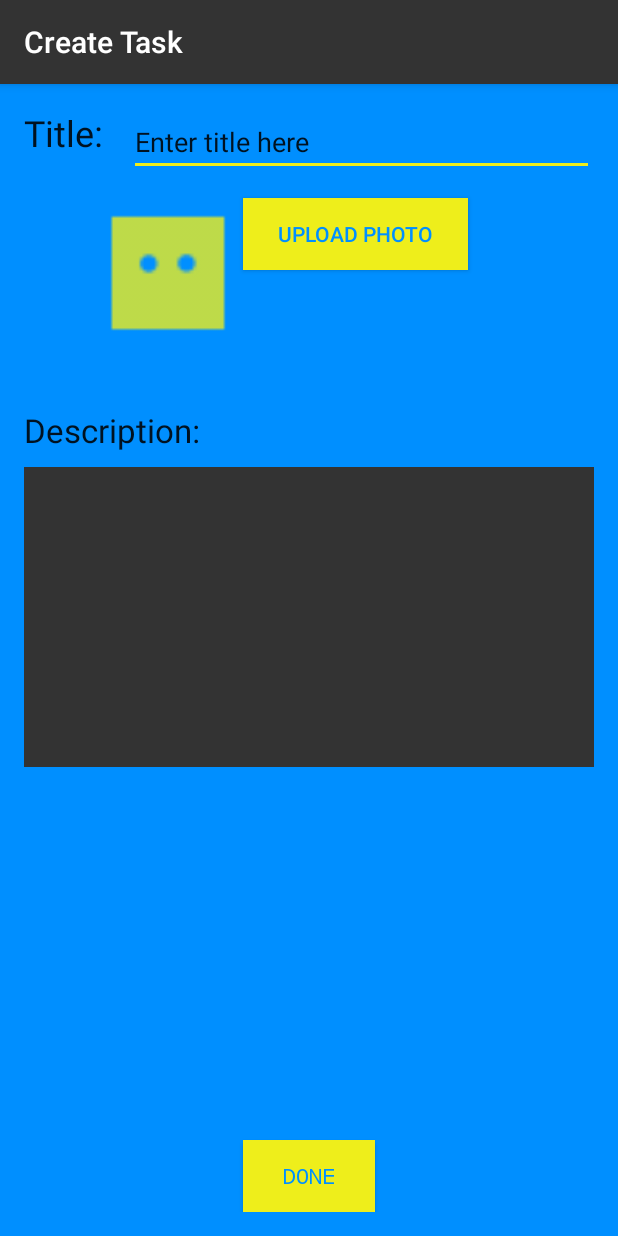
After one commit to ucsdCSE110wi16/CSE110W260T9, an Android app: the CreateTask screen opened directly, with no data from a screen before it, on a phone screen of 412 x 824 dp. The commit adds this screen. Run offline under Robolectric (Android 15) with nearby library versions, the phone set to English and light mode, and no system bars.

Commit message:
Creat Task activity coming along

```diff
--- /dev/null
+++ b/Tasker/app/src/main/java/com/example/blaid/tasker/CreateTask.java
@@ -0,0 +1,36 @@
+package com.example.blaid.tasker;
+
+import android.content.Intent;
+import android.os.Bundle;
+import android.support.design.widget.FloatingActionButton;
+import android.support.design.widget.Snackbar;
+import android.support.v7.app.AppCompatActivity;
+import android.support.v7.widget.Toolbar;
+import android.view.View;
+import android.widget.Button;
+
+public class CreateTask extends AppCompatActivity {
+
+    Button done;
+
+    @Override
+    protected void onCreate(Bundle savedInstanceState) {
+        super.onCreate(savedInstanceState);
+        setContentView(R.layout.activity_create_task);
+        Toolbar toolbar = (Toolbar) findViewById(R.id.toolbar);
+        setSupportActionBar(toolbar);
+
+        done = (Button) findViewById(R.id.doneButton);
+
+        done.setOnClickListener(new View.OnClickListener() {
+            @Override
+            public void onClick(View v) {
+                goHome(v);
+            }
+        });
+    }
+
+    public void goHome(View v) {
+        startActivity(new Intent(getApplicationContext(), HomePage.class));
+    }
+}
--- a/Tasker/app/src/main/java/com/example/blaid/tasker/HomePage.java
+++ b/Tasker/app/src/main/java/com/example/blaid/tasker/HomePage.java
@@ -1,15 +1,19 @@
 package com.example.blaid.tasker;
 
+import android.content.Intent;
 import android.os.Bundle;
 import android.support.design.widget.FloatingActionButton;
 import android.support.design.widget.Snackbar;
 import android.support.v7.app.AppCompatActivity;
 import android.support.v7.widget.Toolbar;
 import android.view.View;
+import android.widget.Button;
 
 import com.example.blaid.tasker.R;
 
 public class HomePage extends AppCompatActivity {
+
+    Button createTaskButton;
 
     @Override
     protected void onCreate(Bundle savedInstanceState) {
@@ -17,6 +21,15 @@ public class HomePage extends AppCompatActivity {
         setContentView(R.layout.activity_home_page);
 //        Toolbar toolbar = (Toolbar) findViewById(R.id.toolbar);
 //        setSupportActionBar(toolbar);
+
+        createTaskButton = (Button) findViewById(R.id.createTaskButtonId);
+
+        createTaskButton.setOnClickListener(new View.OnClickListener() {
+            @Override
+            public void onClick(View v) {
+                goCreateTask(v);
+            }
+        });
 
         FloatingActionButton fab = (FloatingActionButton) findViewById(R.id.fab);
         fab.setOnClickListener(new View.OnClickListener() {
@@ -28,4 +41,7 @@ public class HomePage extends AppCompatActivity {
         });
     }
 
+    public void goCreateTask(View v) {
+        startActivity(new Intent(getApplicationContext(), CreateTask.class));
+    }
 }
--- a/Tasker/app/src/main/java/com/example/blaid/tasker/Login.java
+++ b/Tasker/app/src/main/java/com/example/blaid/tasker/Login.java
@@ -33,8 +33,8 @@ public class Login extends AppCompatActivity {
      */
     private GoogleApiClient client;
 
-    public static final String APPLICATION_ID = "B1JHogV7pRql8v3xKuvuxNxRZjWWOUbGK04GzbK3";
-    public static final String CLIENT_ID = "B9BB44VfrV96Dlq28bP13yi7QRD5lyIBGc0FOGER";
+//    public static final String APPLICATION_ID = "B1JHogV7pRql8v3xKuvuxNxRZjWWOUbGK04GzbK3";
+//    public static final String CLIENT_ID = "B9BB44VfrV96Dlq28bP13yi7QRD5lyIBGc0FOGER";
 
     Button signInButton, signUpButton;
     EditText username, password;
--- /dev/null
+++ b/Tasker/app/src/main/res/layout/activity_create_task.xml
@@ -0,0 +1,34 @@
+<?xml version="1.0" encoding="utf-8"?>
+<android.support.design.widget.CoordinatorLayout xmlns:android="http://schemas.android.com/apk/res/android"
+    xmlns:app="http://schemas.android.com/apk/res-auto"
+    xmlns:tools="http://schemas.android.com/tools"
+    android:layout_width="match_parent"
+    android:layout_height="match_parent"
+    android:fitsSystemWindows="true"
+    tools:context="com.example.blaid.tasker.CreateTask">
+
+    <android.support.design.widget.AppBarLayout
+        android:layout_width="match_parent"
+        android:layout_height="wrap_content"
+        android:theme="@style/AppTheme.AppBarOverlay">
+
+        <android.support.v7.widget.Toolbar
+            android:id="@+id/toolbar"
+            android:layout_width="match_parent"
+            android:layout_height="?attr/actionBarSize"
+            android:background="?attr/colorPrimary"
+            app:popupTheme="@style/AppTheme.PopupOverlay" />
+
+    </android.support.design.widget.AppBarLayout>
+
+    <include layout="@layout/content_create_task" />
+
+    <!--<android.support.design.widget.FloatingActionButton-->
+        <!--android:id="@+id/fab"-->
+        <!--android:layout_width="wrap_content"-->
+        <!--android:layout_height="wrap_content"-->
+        <!--android:layout_gravity="bottom|end"-->
+        <!--android:layout_margin="@dimen/fab_margin"-->
+        <!--android:src="@android:drawable/ic_dialog_email" />-->
+
+</android.support.design.widget.CoordinatorLayout>
--- /dev/null
+++ b/Tasker/app/src/main/res/layout/content_create_task.xml
@@ -0,0 +1,130 @@
+<?xml version="1.0" encoding="utf-8"?>
+<RelativeLayout xmlns:android="http://schemas.android.com/apk/res/android"
+    xmlns:app="http://schemas.android.com/apk/res-auto"
+    xmlns:tools="http://schemas.android.com/tools"
+    android:layout_width="match_parent"
+    android:layout_height="match_parent"
+    android:paddingBottom="@dimen/activity_vertical_margin"
+    android:paddingLeft="@dimen/activity_horizontal_margin"
+    android:paddingRight="@dimen/activity_horizontal_margin"
+    android:paddingTop="@dimen/activity_vertical_margin"
+    app:layout_behavior="@string/appbar_scrolling_view_behavior"
+    tools:context="com.example.blaid.tasker.CreateTask"
+    tools:showIn="@layout/activity_create_task">
+    <ScrollView
+        android:layout_width="match_parent"
+        android:layout_height="match_parent"
+        android:layout_alignParentTop="true"
+        android:layout_alignParentLeft="true"
+        android:layout_alignParentStart="true"
+        android:id="@+id/scrollView">
+        <RelativeLayout
+            android:orientation="vertical"
+            android:layout_width="match_parent"
+            android:layout_height="match_parent"
+            android:layout_alignTop="@+id/textViewid"
+            android:layout_toEndOf="@+id/textViewid"
+            android:layout_toRightOf="@+id/textViewid"
+            android:layout_gravity="top"
+            android:layout_alignBottom="@+id/doneButton"
+            android:layout_alignParentLeft="true"
+            android:layout_alignParentStart="true"
+            android:weightSum="1">
+
+            <TextView
+                android:layout_width="wrap_content"
+                android:layout_height="wrap_content"
+                android:textAppearance="?android:attr/textAppearanceLarge"
+                android:text="Title: "
+                android:textSize="24sp"
+                android:id="@+id/textViewid"
+                android:width="70sp"
+                android:height="30sp"
+                android:layout_alignParentTop="true"
+                android:layout_alignParentLeft="true"
+                android:layout_alignParentStart="true" />
+
+            <EditText
+                android:layout_width="321dp"
+                android:layout_height="wrap_content"
+                android:inputType="textPersonName"
+                android:text="Enter title here"
+                android:width="250sp"
+                android:ems="10"
+                android:id="@+id/editText"
+                android:layout_alignTop="@+id/textViewid"
+                android:layout_toRightOf="@+id/textViewid"
+                android:layout_toEndOf="@+id/textViewid" />
+
+        </RelativeLayout>
+    </ScrollView>
+
+    <Button
+        android:layout_width="wrap_content"
+        android:layout_height="wrap_content"
+        android:text="@string/Done"
+        android:id="@+id/doneButton"
+        android:background="@color/colorAccent"
+        android:typeface="monospace"
+        android:textColor="@color/colorBackground"
+        android:layout_alignParentBottom="true"
+        android:layout_centerHorizontal="true" />
+
+    <ImageView
+        android:layout_width="wrap_content"
+        android:layout_height="wrap_content"
+        android:id="@+id/imageView2"
+        android:src="@drawable/ic_default_pic"
+        android:minWidth="100sp"
+        android:minHeight="100sp"
+        android:maxWidth="300sp"
+        android:maxHeight="300sp"
+        android:layout_weight="1.02"
+        android:layout_alignTop="@+id/scrollView"
+        android:layout_toLeftOf="@+id/doneButton"
+        android:layout_toStartOf="@+id/doneButton"
+        android:layout_marginTop="60sp" />
+
+    <Button
+        style="?android:attr/buttonStyleSmall"
+        android:layout_width="wrap_content"
+        android:layout_height="wrap_content"
+        android:text="@string/Upload_Photo"
+        android:id="@+id/photoUploadButtonid"
+        android:layout_alignTop="@+id/imageView2"
+        android:layout_alignLeft="@+id/doneButton"
+        android:layout_alignStart="@+id/doneButton"
+        android:gravity="center"
+        android:width="150sp"
+        android:textColor="@color/colorBackground"
+        android:background="@color/colorAccent" />
+
+    <TextView
+        android:layout_width="wrap_content"
+        android:layout_height="wrap_content"
+        android:textAppearance="?android:attr/textAppearanceLarge"
+        android:text="@string/Description"
+        android:id="@+id/textView"
+        android:layout_below="@+id/imageView2"
+        android:layout_alignParentLeft="true"
+        android:layout_alignParentStart="true"
+        android:layout_marginTop="40dp"
+        android:layout_toLeftOf="@+id/photoUploadButtonid"
+        android:layout_toStartOf="@+id/photoUploadButtonid"
+        android:layout_marginBottom="10sp" />
+
+    <EditText
+        android:layout_width="wrap_content"
+        android:layout_height="wrap_content"
+        android:inputType="textMultiLine"
+        android:ems="10"
+        android:id="@+id/editText2"
+        android:background="@color/colorPrimary"
+        android:width="400sp"
+        android:height="200sp"
+        android:gravity="top"
+        android:layout_below="@+id/textView"
+        android:layout_centerHorizontal="true" />
+
+
+</RelativeLayout>
--- a/Tasker/app/src/main/res/layout/content_home_page.xml
+++ b/Tasker/app/src/main/res/layout/content_home_page.xml
@@ -12,4 +12,13 @@
     tools:context=".HomePage"
     tools:showIn="@layout/activity_home_page">
 
+    <Button
+        style="?android:attr/buttonStyleSmall"
+        android:layout_width="wrap_content"
+        android:layout_height="wrap_content"
+        android:text="createTask"
+        android:id="@+id/createTaskButtonId"
+        android:layout_alignParentTop="true"
+        android:layout_centerHorizontal="true"
+        android:layout_marginTop="49dp" />
 </RelativeLayout>
--- a/Tasker/app/src/main/res/values/strings.xml
+++ b/Tasker/app/src/main/res/values/strings.xml
@@ -11,8 +11,12 @@
     <string name="ForgotPasswordText">Forgot Password</string>
     <string name="Username">Username</string>
     <string name="Password">Password</string>
+    <string name="Done">Done</string>
     <string name="title_activity_create_account">Create Account</string>
     <string name="title_activity_home_page">Tasker</string>
     <string name="confirmPwd">Confirm Password</string>
     <string name="title_activity_main">MainActivity</string>
+    <string name="title_activity_create_task">Create Task</string>
+    <string name="Upload_Photo">Upload Photo</string>
+    <string name="Description">Description:</string>
 </resources>
```
Also changed, not shown: Tasker/app/src/main/AndroidManifest.xml (+18 -12 lines), Tasker/app/src/main/ic_default_profile-web.png (added), Tasker/app/src/main/res/drawable-hdpi/ic_default_pic.png (added), Tasker/app/src/main/res/drawable-mdpi/ic_default_pic.png (added), Tasker/app/src/main/res/drawable-xhdpi/ic_default_pic.png (added), Tasker/app/src/main/res/drawable-xxhdpi/ic_default_pic.png (added), Tasker/app/src/main/res/mipmap-hdpi/ic_default_profile.png (added), Tasker/app/src/main/res/mipmap-mdpi/ic_default_profile.png (added), Tasker/app/src/main/res/mipmap-xhdpi/ic_default_profile.png (added), Tasker/app/src/main/res/mipmap-xxhdpi/ic_default_profile.png (added), Tasker/app/src/main/res/mipmap-xxxhdpi/ic_default_profile.png (added).
